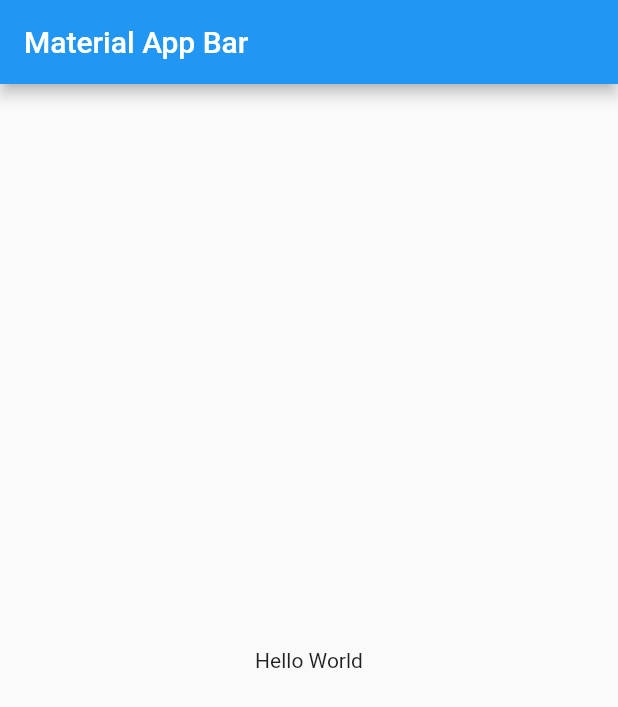
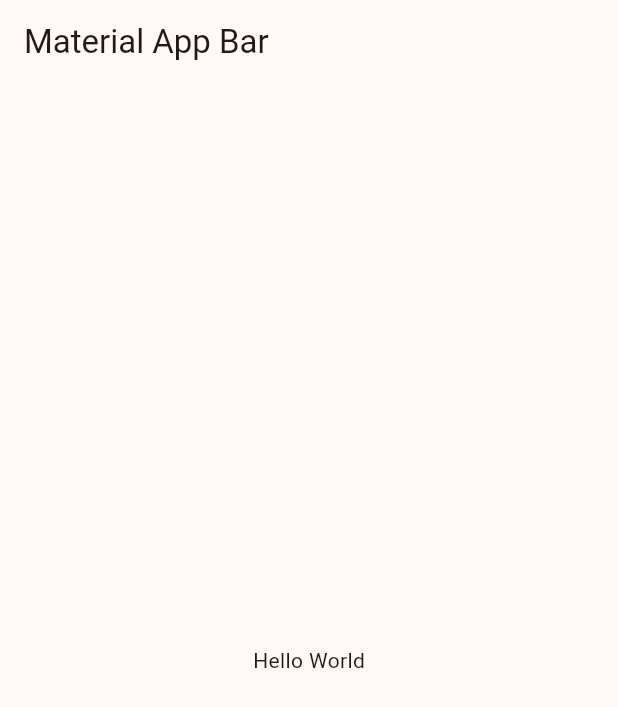
Before and after one commit to RoberSerr/flutter_app_widgets, a Flutter app: the screen it shows after launch, on a phone screen of 412 x 824 dp. Shown: the top 707 px of the screen. Run offline on Flutter 3.47's test engine with Material 2 defaults, Android fonts, the phone set to English and light mode, and no system bars.

Commit message:
Theme de la APP

```diff
--- /dev/null
+++ b/lib/config/theme/app_theme.dart
@@ -0,0 +1,35 @@
+import 'package:flutter/material.dart';
+
+const colorList = <Color> [
+  Colors.blue,
+  Colors.cyan,
+  Colors.teal,
+  Colors.green,
+  Colors.brown,
+  Colors.red,
+  Colors.purple,
+  Colors.deepPurple,
+  Colors.orange,
+  Colors.pink,
+  Colors.pinkAccent
+];
+
+class AppTheme {
+
+  final int selectedColor;
+
+  AppTheme({
+    required this.selectedColor
+  }): assert( selectedColor >= 0,
+        'Selected color must be greater than 0' ),
+      assert( selectedColor <= colorList.length - 1,
+        'Selected color must be between 0 and ${ colorList.length - 1 }' );
+
+  ThemeData getTheme() => ThemeData(
+
+    useMaterial3: true,
+    colorSchemeSeed: colorList[ selectedColor ]
+
+  );
+
+}
--- a/lib/main.dart
+++ b/lib/main.dart
@@ -1,4 +1,5 @@
 import 'package:flutter/material.dart';
+import 'package:flutter_app_widgets/config/theme/app_theme.dart';
 
 void main() => runApp(const MyApp());
 
@@ -9,7 +10,7 @@ class MyApp extends StatelessWidget {
   Widget build(BuildContext context) {
     return MaterialApp(
       debugShowCheckedModeBanner: false,
-      title: 'Material App',
+      theme: AppTheme( selectedColor: 8 ).getTheme(),
       home: Scaffold(
         appBar: AppBar(
           title: const Text('Material App Bar'),
```
